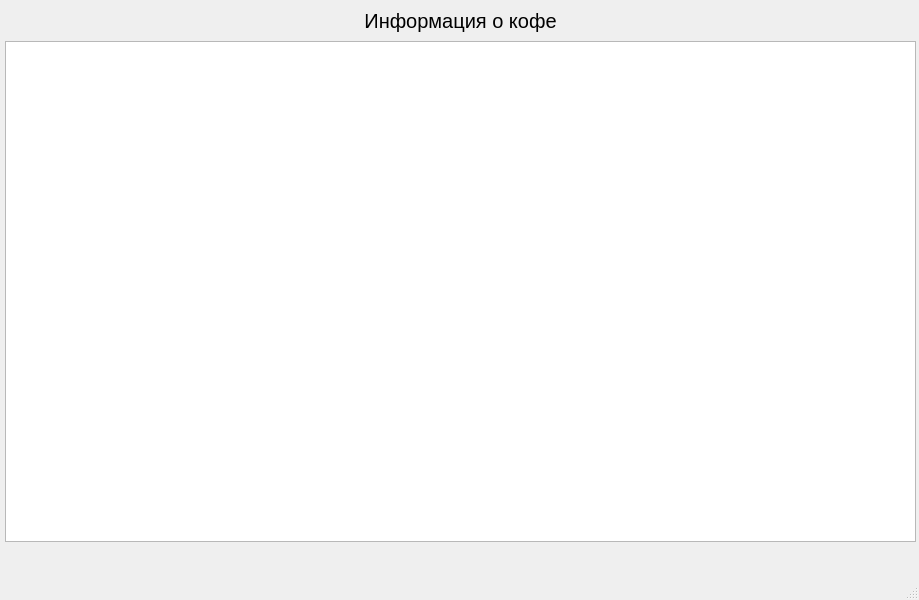
Before: the Qt Designer form main.ui in Arsbul-hub/drawing_ya, drawn with Qt 5.
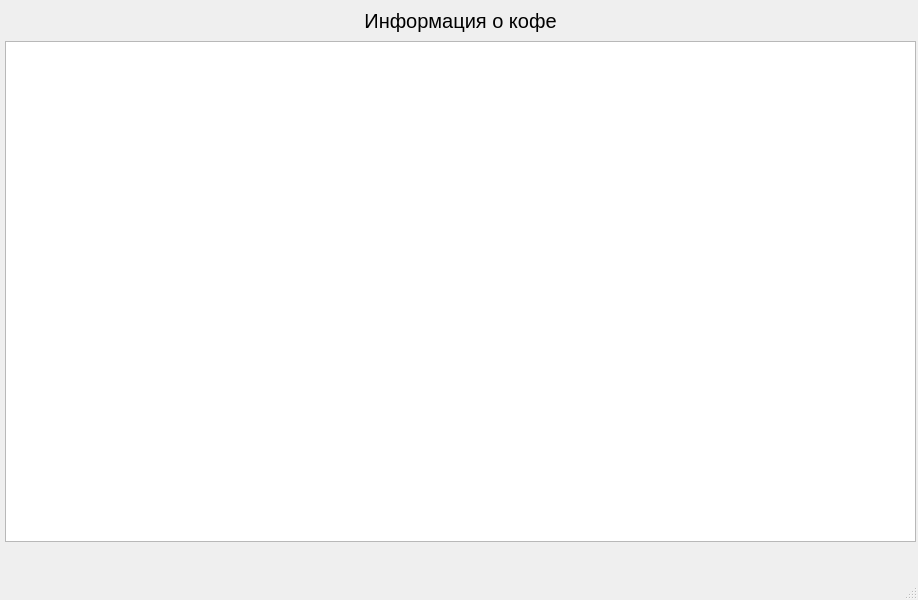
After: the same form once the commit is applied.

Commit message: coffee in table

Patch:
```diff
--- a/main.ui
+++ b/main.ui
@@ -6,7 +6,7 @@
    <rect>
     <x>0</x>
     <y>0</y>
-    <width>919</width>
+    <width>918</width>
     <height>600</height>
    </rect>
   </property>
```
Left out of the diff: 2 changed lines with no effect on the pictures. The commit also changes 2 other files.
